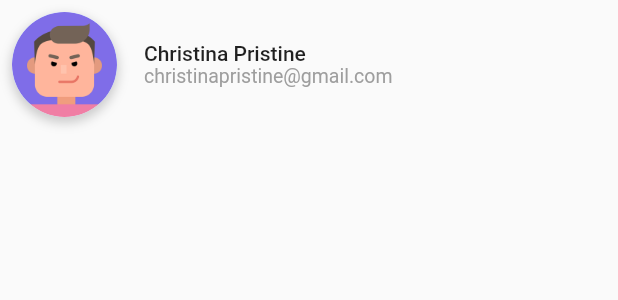
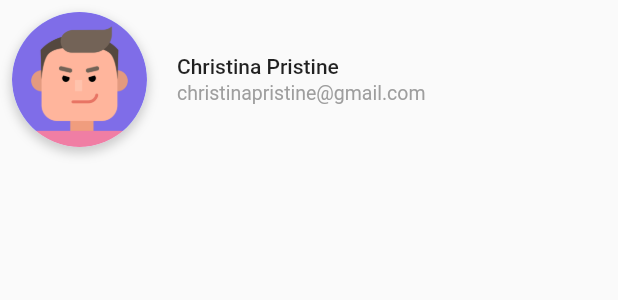
Before and after one commit to Melsaeed276/cay, a Flutter app: the DrawerUserInfo widget shown alone on an empty page, opened directly, on a phone screen of 412 x 824 dp. Shown: the top 300 px of the screen. Run offline on Flutter 3.47's test engine with Material 2 defaults, Android fonts, the light colour scheme and no system bars; our stand-ins replace google_fonts.

Commit message:
Update Drawer

```diff
--- a/lib/view/drawer/widgets/user_info.dart
+++ b/lib/view/drawer/widgets/user_info.dart
@@ -16,23 +16,33 @@ class DrawerUserInfo extends StatelessWidget {
               const Padding(
                 padding: EdgeInsets.all(8.0),
                 child: CustomProfilePicture(
-                  height: 70,
-                  width: 70,
+                  height: 90,
+                  width: 90,
                 ),
               ),
               const SizedBox(width: 10),
-              Column(
+              Padding(
+                padding: const EdgeInsets.all(2.0),
+                child: Column(
                   crossAxisAlignment: CrossAxisAlignment.start,
-                children: const [
-                  Text(
+                  children: [
+                    Container(
+                      width: MediaQuery.of(context).size.width/2,
+                      child:const Text(
                         "Christina Pristine", //! We have to take these information from to database
                         style: TextStyle(fontWeight: FontWeight.w500),
                       ),
-                  Text(
+                    ),
+                    const SizedBox(height: 2,),
+                    Container(
+                      width: MediaQuery.of(context).size.width/2,
+                      child:const Text(
                         "christinapristine@gmail.com", //! We have to take these information from to database
                         style: TextStyle(color: Colors.grey, fontSize: 13),
                       ),
+                    ),
                   ],
+                ),
               )
             ],
           ),
```
Also changed, not shown: lib/view/drawer/drawer.dart (+19 -11 lines). Lines whose indentation alone changed are shown as unchanged.
